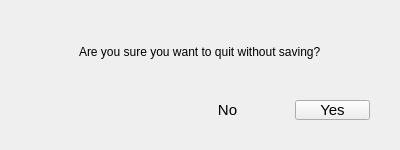
Above: unsavedchanges.ui from someretical/TheoreticalDiary before the change. Below: the same form after it.
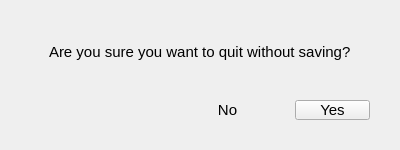
That is the form after the change.

The edit to the form file:
```diff
--- a/unsavedchanges.ui
+++ b/unsavedchanges.ui
@@ -37,6 +37,11 @@
    </property>
    <item alignment="Qt::AlignHCenter|Qt::AlignVCenter">
     <widget class="QLabel" name="label">
+     <property name="font">
+      <font>
+       <pointsize>11</pointsize>
+      </font>
+     </property>
      <property name="text">
       <string>Are you sure you want to quit without saving?</string>
      </property>
```
